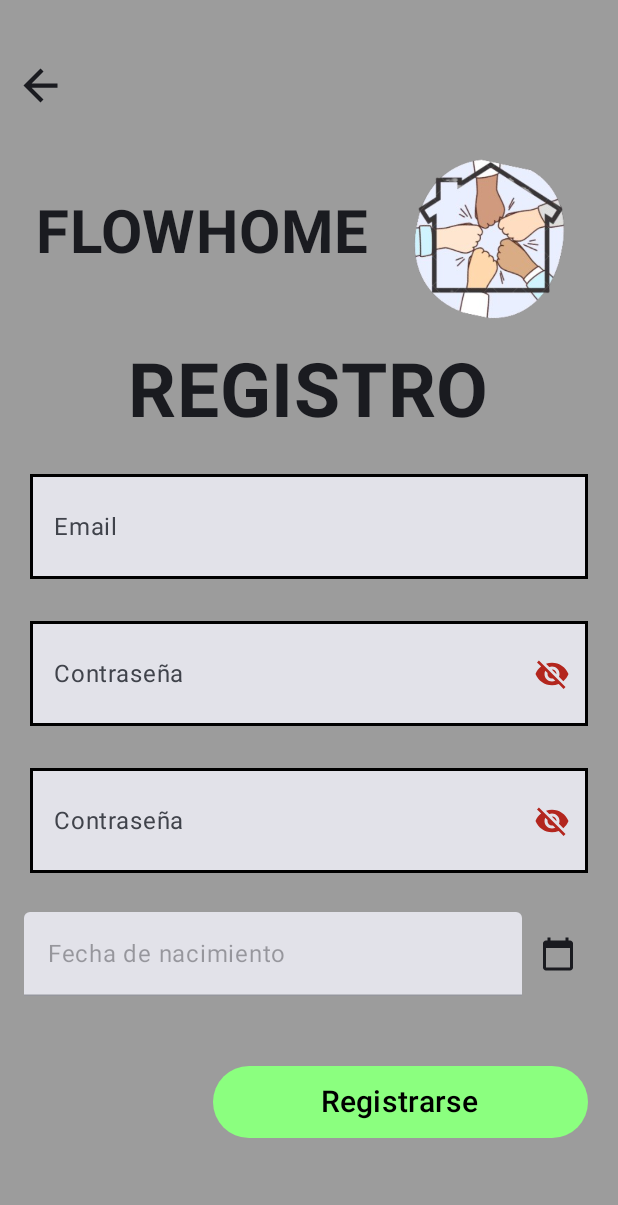
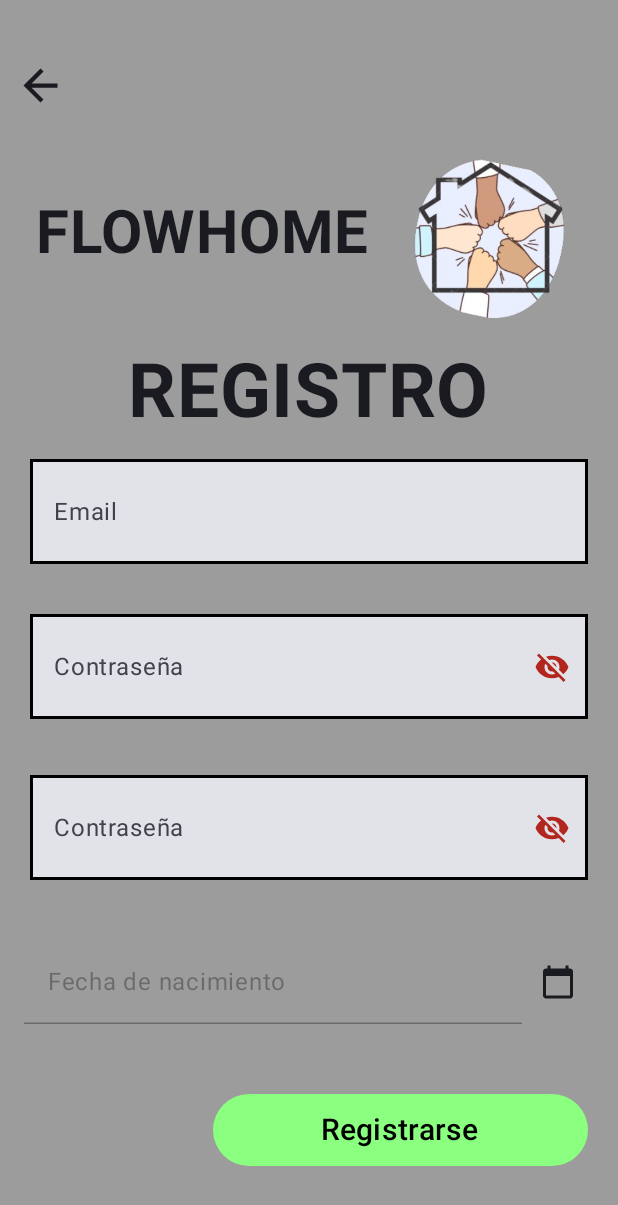
Before and after one commit to amiroucha/TFGdam, an Android app built with Jetpack Compose: the RegisterScreen screen opened through its navigation route, on a phone screen of 412 x 824 dp. Shown: the top 1205 px of the screen. Run offline under Robolectric (Android 15) with nearby library versions, the light colour scheme and no system bars; our stand-ins replace Firebase (no records; nobody signed in at launch, a user with empty details on screens opened directly).

Commit message:
cambios registro

```diff
--- a/app/src/main/java/com/example/tfg_1/ui/ui/LoginScreen.kt
+++ b/app/src/main/java/com/example/tfg_1/ui/ui/LoginScreen.kt
@@ -1,6 +1,5 @@
 package com.example.tfg_1.ui.ui
 
-import android.widget.Toast
 import androidx.compose.foundation.Image
 import androidx.compose.foundation.background
 import androidx.compose.foundation.border
@@ -17,7 +16,6 @@ import androidx.compose.ui.Alignment
 import androidx.compose.ui.Modifier
 import androidx.compose.ui.draw.clip
 import androidx.compose.ui.graphics.Color
-import androidx.compose.ui.platform.LocalContext
 import androidx.compose.ui.res.colorResource
 import androidx.compose.ui.res.painterResource
 import androidx.compose.ui.text.font.FontWeight
--- a/app/src/main/java/com/example/tfg_1/ui/ui/RegisterScreen.kt
+++ b/app/src/main/java/com/example/tfg_1/ui/ui/RegisterScreen.kt
@@ -129,14 +129,11 @@ fun RegisterBody (modifier: Modifier, viewModel: RegisterViewModel, navcontrolle
                     LogoHeaderReg(Modifier) // Ajusta el tamaño del logo según sea necesario
                 }
             }
-
-
             TituloRegister(Modifier.align(Alignment.CenterHorizontally))
 
             Spacer(modifier = Modifier.padding(5.dp))
-            EmailFieldReg(email, error = emailError)
-            { viewModel.onLoginChanges(it, passwordR, password2) }
-            Spacer(modifier = Modifier.padding(4.dp))
+            EmailFieldReg(email, error = emailError) { viewModel.onLoginChanges(it, passwordR, password2) }
+            Spacer(modifier = Modifier.padding(2.dp))
             PasswordFieldReg(passwordR, error = passwordError1) { viewModel.onLoginChanges(email, it, password2) }
             Spacer(modifier = Modifier.padding(4.dp))
             PasswordFieldReg2(password2, error = passwordError2) { viewModel.onLoginChanges(email,passwordR, it) }
@@ -191,7 +188,7 @@ fun TituloRegister(modifier:Modifier){
 //email ----------------------------------------------------------------
 @Composable
 fun EmailFieldReg(email: String,error: String?, onTextFieldChanged: (String) -> Unit) {
-    Row(modifier = Modifier.padding(20.dp,10.dp)) {
+    Column (modifier = Modifier.padding(horizontal = 20.dp)) {
         TextField(
             value = email,
             onValueChange = { onTextFieldChanged(it) },//actualiza rl valor
@@ -208,8 +205,7 @@ fun EmailFieldReg(email: String,error: String?, onTextFieldChanged: (String) ->
                 focusedContainerColor = colorResource(id = R.color.black),
                 unfocusedTextColor = colorResource(id = R.color.black),
                 unfocusedContainerColor = colorResource(id = R.color.white),
-                errorIndicatorColor = colorResource(id = R.color.red),
-                cursorColor = colorResource(id = R.color.black),
+                errorIndicatorColor = colorResource(id = R.color.red)
             )
         )
         error?.let { //si el error!=null -> hay error , entonces:
@@ -226,7 +222,7 @@ fun EmailFieldReg(email: String,error: String?, onTextFieldChanged: (String) ->
 @Composable
 fun PasswordFieldReg(password: String, error: String?, onTextFieldChanged: (String) -> Unit) {
     var passwordVisible by remember { mutableStateOf(false) } //mostrar/ocultar contraseña
-    Row(modifier = Modifier.padding(20.dp,10.dp))
+    Column (modifier = Modifier.padding(horizontal = 20.dp, vertical = 5.dp))
     {
         TextField(
             value = password,
@@ -251,8 +247,7 @@ fun PasswordFieldReg(password: String, error: String?, onTextFieldChanged: (Stri
                 focusedContainerColor = colorResource(id = R.color.black),
                 unfocusedTextColor = colorResource(id = R.color.black),
                 unfocusedContainerColor = colorResource(id = R.color.white),
-                errorIndicatorColor = Color.Red,
-                cursorColor = colorResource(id = R.color.black),
+                errorIndicatorColor = Color.Red
             )
         )
         error?.let {
@@ -271,7 +266,7 @@ fun PasswordFieldReg(password: String, error: String?, onTextFieldChanged: (Stri
 @Composable
 fun PasswordFieldReg2(password: String, error: String?, onTextFieldChanged: (String) -> Unit) {
     var passwordVisible by remember { mutableStateOf(false) } //mostrar/ocultar contraseña
-    Row(modifier = Modifier.padding(20.dp,10.dp))
+    Column(modifier = Modifier.padding(horizontal = 20.dp))
     {
         TextField(
             value = password,
@@ -296,8 +291,7 @@ fun PasswordFieldReg2(password: String, error: String?, onTextFieldChanged: (Str
                 focusedContainerColor = colorResource(id = R.color.black),
                 unfocusedTextColor = colorResource(id = R.color.black),
                 unfocusedContainerColor = colorResource(id = R.color.white),
-                errorIndicatorColor = Color.Red,
-                cursorColor = colorResource(id = R.color.black),
+                errorIndicatorColor = Color.Red
             )
         )
         error?.let {
@@ -350,8 +344,10 @@ fun FechaNacimientoField(viewModel: RegisterViewModel) {
             readOnly = true,
             enabled = false, // para qur no sea editable
             colors = TextFieldDefaults.colors(
-                disabledTextColor =  colorResource(id = R.color.black),
-                focusedContainerColor = colorResource(id = R.color.white), // o el color que uses de fondo
+                disabledTextColor = Color.Black,
+                focusedContainerColor = Color.Transparent, // o el color que uses de fondo
+                unfocusedContainerColor = Color.Transparent,
+                disabledContainerColor = Color.Transparent,
             )
         )
 
```
